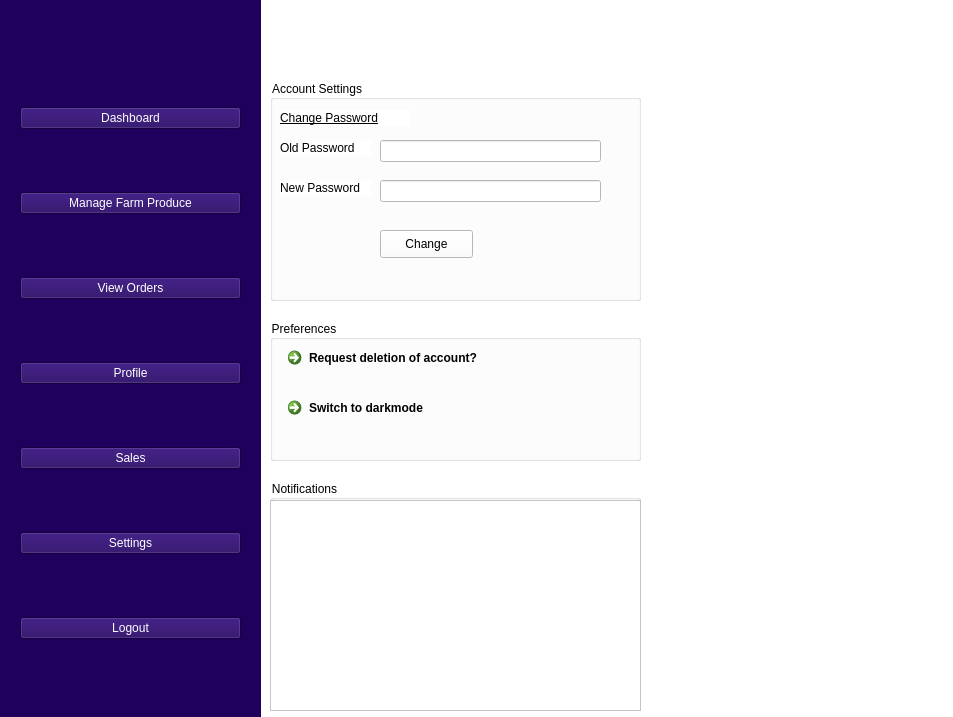
Justopizo/AgriMesh-farmer-buyers-market-linkage-system, file farmersDashboard.ui: the form before one commit.
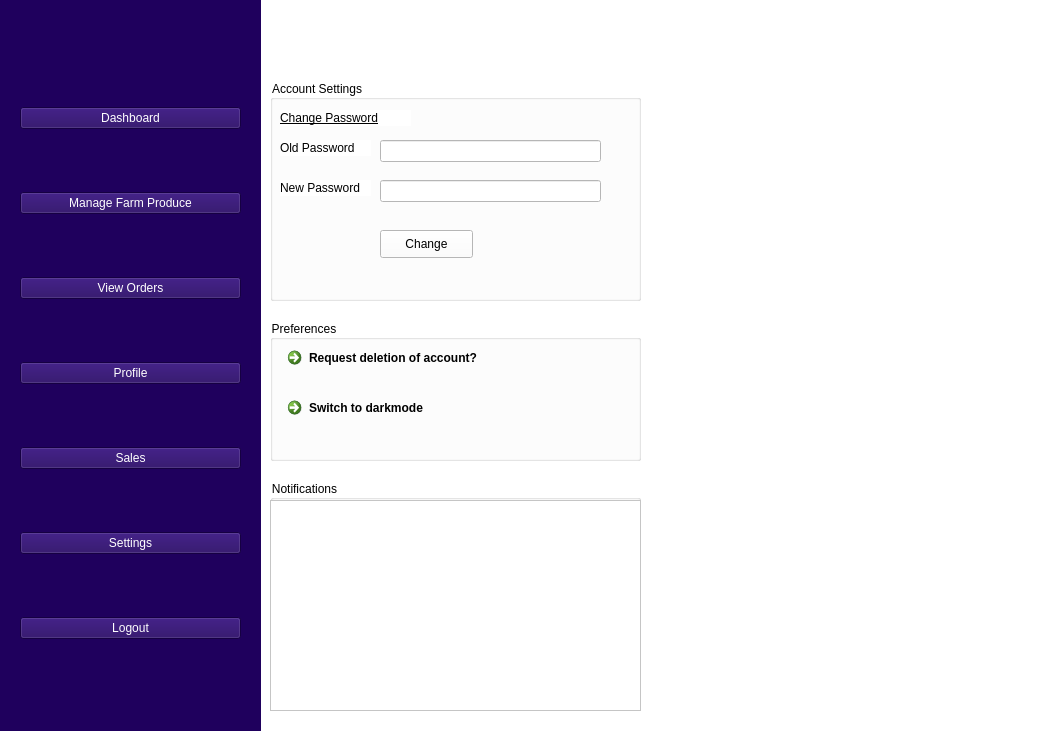
The form after the commit.

Diff of the .ui file:
```diff
--- a/farmersDashboard.ui
+++ b/farmersDashboard.ui
@@ -6,8 +6,8 @@
    <rect>
     <x>0</x>
     <y>0</y>
-    <width>953</width>
-    <height>717</height>
+    <width>1049</width>
+    <height>754</height>
    </rect>
   </property>
   <property name="windowTitle">
```
